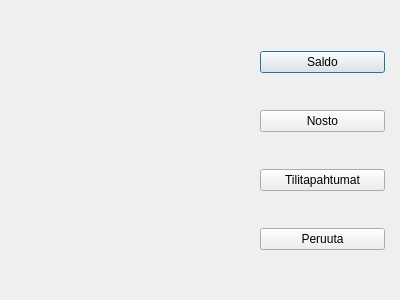
Before: the Qt Designer form Pankkiautomaatti.oikia/Pankkiautomaatti/paasivu.ui in t4tuan00/Pankkiautomaatti, drawn with Qt 5.
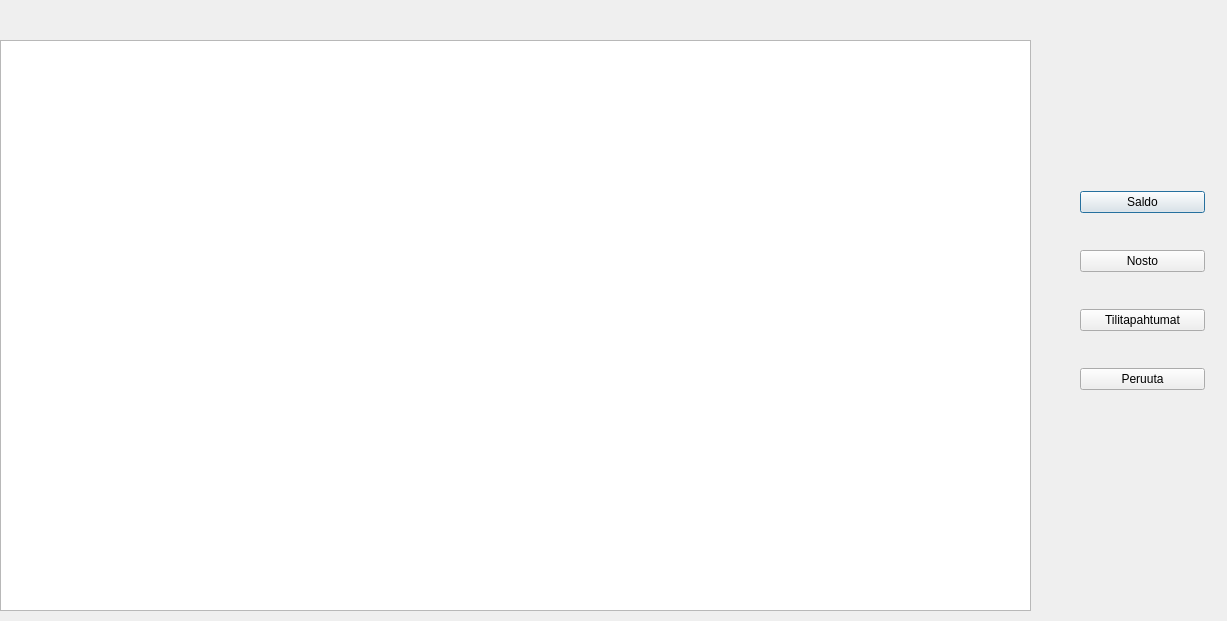
After: the same form once the commit is applied.

```diff
--- a/Pankkiautomaatti.oikia/Pankkiautomaatti/paasivu.ui
+++ b/Pankkiautomaatti.oikia/Pankkiautomaatti/paasivu.ui
@@ -6,18 +6,18 @@
    <rect>
     <x>0</x>
     <y>0</y>
-    <width>400</width>
-    <height>300</height>
+    <width>1227</width>
+    <height>621</height>
    </rect>
   </property>
   <property name="windowTitle">
    <string>Dialog</string>
   </property>
-  <widget class="QWidget" name="">
+  <widget class="QWidget" name="layoutWidget">
    <property name="geometry">
     <rect>
-     <x>260</x>
-     <y>20</y>
+     <x>1080</x>
+     <y>160</y>
      <width>125</width>
      <height>261</height>
     </rect>
@@ -53,6 +53,16 @@
     </item>
    </layout>
   </widget>
+  <widget class="QTableView" name="tableView">
+   <property name="geometry">
+    <rect>
+     <x>0</x>
+     <y>40</y>
+     <width>1031</width>
+     <height>571</height>
+    </rect>
+   </property>
+  </widget>
  </widget>
  <resources/>
  <connections/>
```
